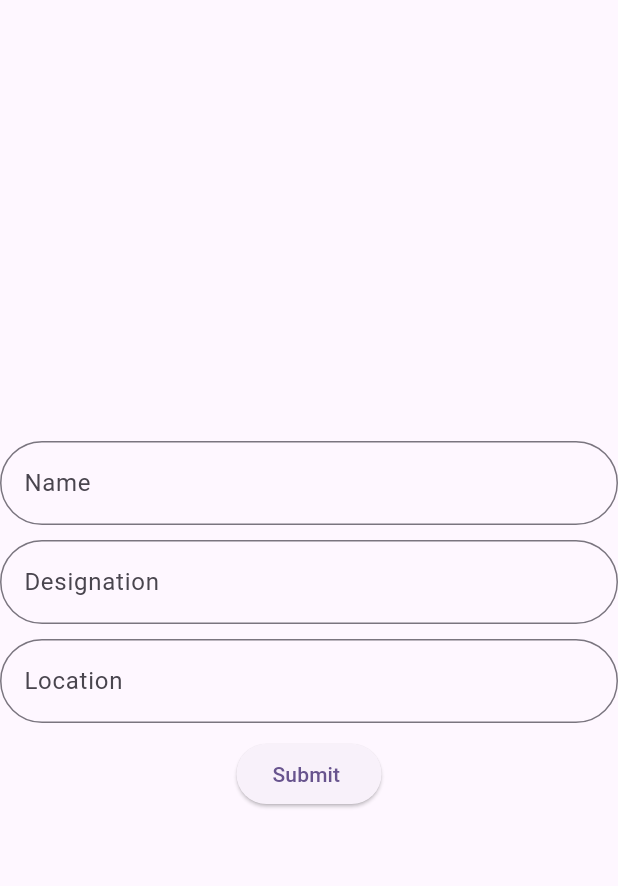
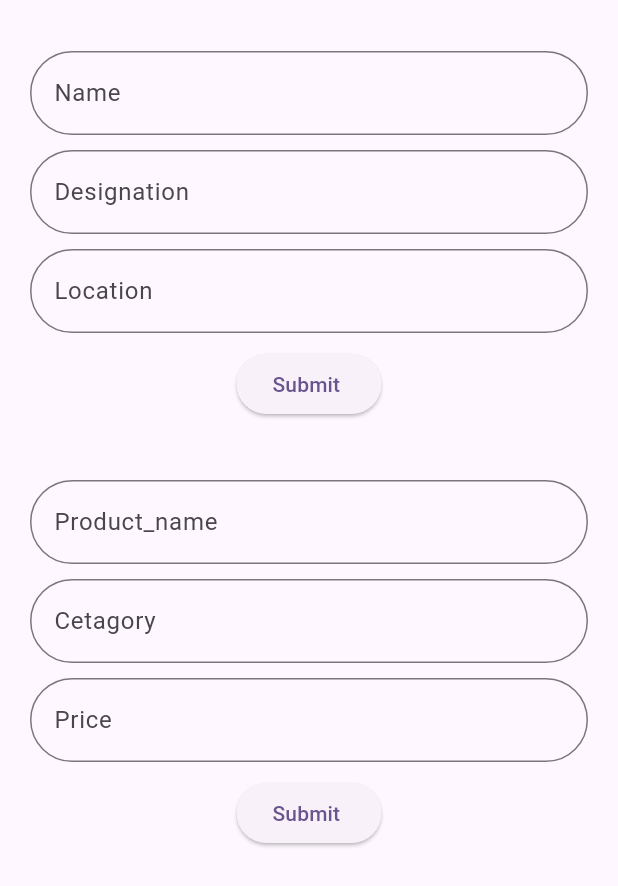
Before and after one commit to shanto929339/firebase_practice, a Flutter app: the UserDetails screen opened directly, on a phone screen of 412 x 824 dp. Shown: the top 886 px of the screen. Run offline on Flutter 3.47's test engine with Material 3 defaults, Android fonts, the phone set to English and light mode, and no system bars; our stand-ins replace cloud_firestore, firebase_auth, firebase_core, get; accounts and stored records are empty.

Commit message:
creatUser infot

```diff
--- a/lib/View/Screnns/UserDetailsScreen/user_details_screen.dart
+++ b/lib/View/Screnns/UserDetailsScreen/user_details_screen.dart
@@ -18,16 +18,21 @@ class _UserDetailsState extends State<UserDetails> {
   TextEditingController nameController=TextEditingController();
   TextEditingController designationController=TextEditingController();
   TextEditingController locationController=TextEditingController();
-
+  TextEditingController prNameController=TextEditingController();
+  TextEditingController productcetagoryController=TextEditingController();
+  TextEditingController productPriceController=TextEditingController();
 
   @override
   Widget build(BuildContext context) {
-    return Scaffold(
-      body: Column(
+    return SafeArea(
+      child: Scaffold(
+        body: SingleChildScrollView(
+          padding: EdgeInsets.symmetric(vertical: 24,horizontal: 20),
+          physics: BouncingScrollPhysics(),
+          child: Column(
             mainAxisAlignment: MainAxisAlignment.center,
             crossAxisAlignment: CrossAxisAlignment.center,
             children: [
-
               const SizedBox(height: 10.0,),
               TextField(
                 controller:nameController,
@@ -63,30 +68,86 @@ class _UserDetailsState extends State<UserDetails> {
               ),
               const SizedBox(height: 10.0,),
 
+              ElevatedButton(onPressed:(){creatUserdetaila();},child:Text("Submit "),),
+
+              SizedBox(height:30.0),
 
 
-          ElevatedButton(onPressed:(){creatUserdetaila();},child:Text("Submit "),),
+
+              const SizedBox(height: 10.0,),
+              TextField(
+                controller:prNameController,
+                decoration: const InputDecoration(
+                    hintText:"Product_name",
+                    border:OutlineInputBorder(
+                      borderRadius:  BorderRadius.all(Radius.circular(30.0)),
+
+                    )
+                ),
+              ),
+              const SizedBox(height: 10.0,),
+              TextField(
+                controller:productcetagoryController,
+                decoration: const InputDecoration(
+                    hintText:"Cetagory",
+                    border:OutlineInputBorder(
+                      borderRadius:  BorderRadius.all(Radius.circular(30.0)),
+
+                    )
+                ),
+              ),
+              const SizedBox(height: 10.0,),
+
+              TextField(
+                controller:productPriceController,
+                decoration: const InputDecoration(
+                    hintText:"Price",
+                    border:OutlineInputBorder(
+                      borderRadius:  BorderRadius.all(Radius.circular(30.0)),
+                    )
+                ),
+              ),
+              const SizedBox(height: 10.0,),
+
+
+
+              ElevatedButton(onPressed:(){creatProduct();},child:Text("Submit "),),
+
+
 
 
             ],
           ),
+        ),
 
+      ),
     );
   }
 
-
   creatUserdetaila()async{
-
          CollectionReference _collectionRef= FirebaseFirestore.instance.collection("user_details");
-
         return _collectionRef.doc(currentUser()).set({
            "Name":nameController.text.toString().trim(),
            "Designation":designationController.text.toString().trim(),
            "Location":locationController.text.toString().trim(),
 
      }).then((value) =>Get.snackbar("","added Successfully"),);
+  }
+
+  creatProduct(){
+    CollectionReference productCollection=FirebaseFirestore.instance.collection("product_list");
+
+    return productCollection.doc().set({
+
+      "Product_name":prNameController.text.toString().trim(),
+      "Product_cetagory":productcetagoryController.text.toString().trim(),
+      "product_price":productPriceController.text.toString().trim(),
+
+    }).then((value) => print("error"),);
+
 
 
   }
 
+
 }
```
Lines whose indentation alone changed are shown as unchanged.
